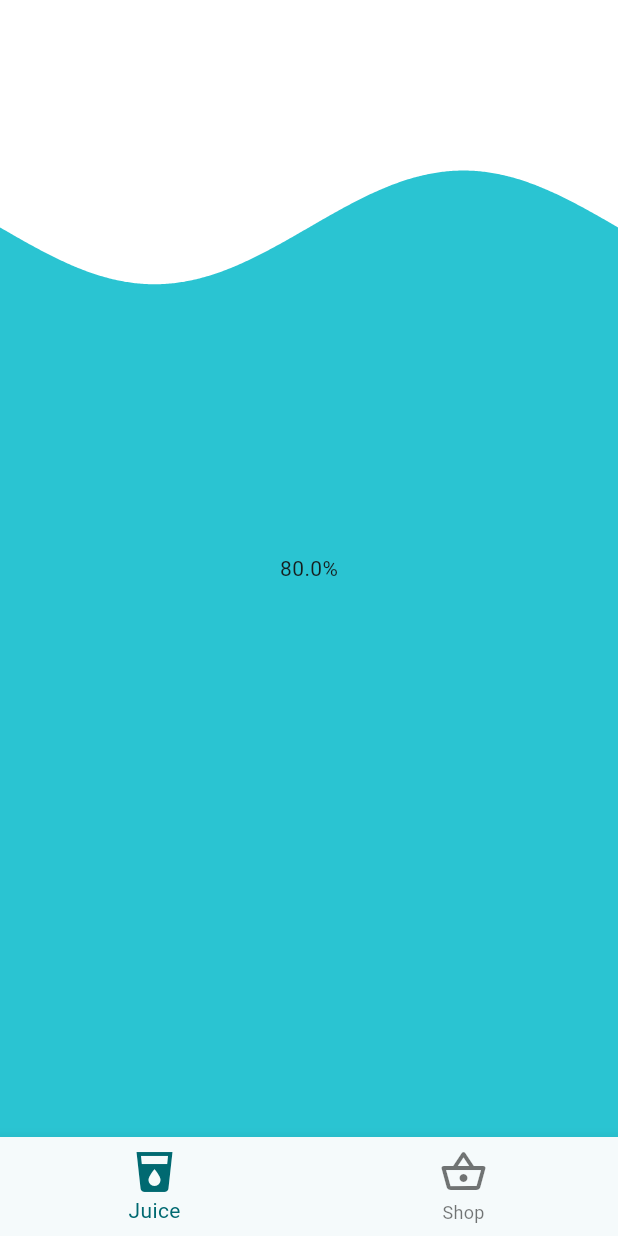
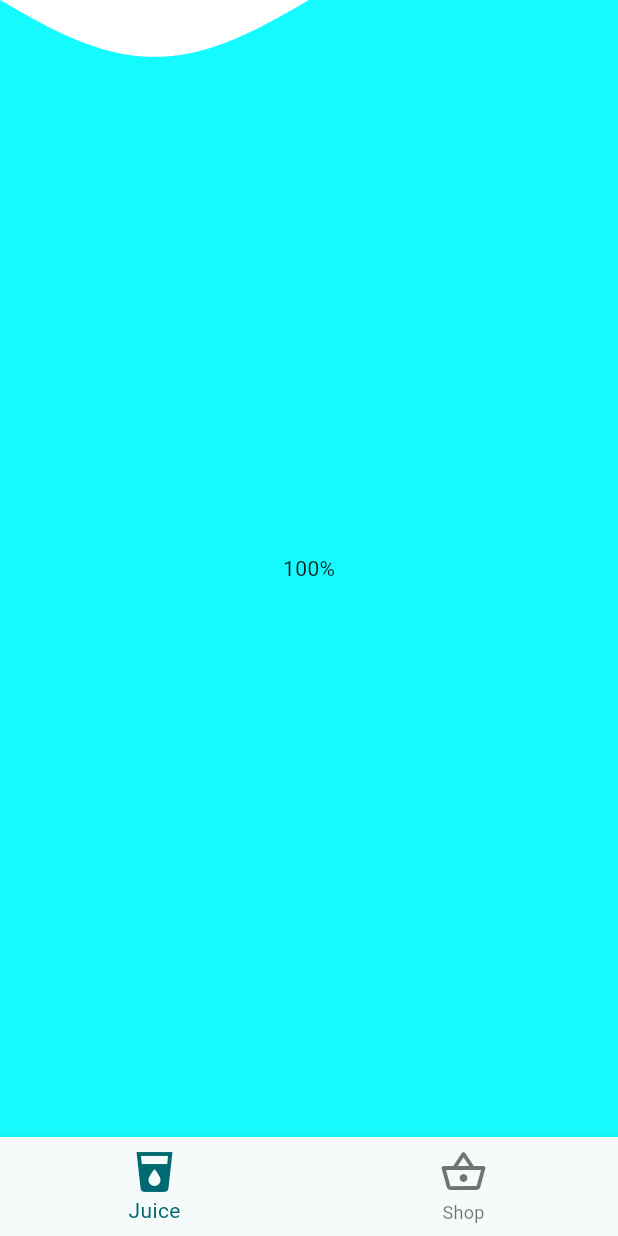
Before and after one commit to Jkwashu/Juice-Drinker, a Flutter app: the screen it shows after launch, on a phone screen of 412 x 824 dp. Run offline on Flutter 3.47's test engine with Material 3 defaults, Android fonts, the phone set to English and light mode, and no system bars; our stand-ins replace liquid_progress_indicator_v2.

Commit message:
Changed Structure
Added Juice object, Juice Widget, and changed Juice Page. currentJuice is stored in main. Juice needs name and color. Juice Page is where the drink height is handled (probably also need to figure out how to rotate the drink too).

```diff
--- a/juice_drinker/lib/main.dart
+++ b/juice_drinker/lib/main.dart
@@ -1,4 +1,5 @@
 import 'package:flutter/material.dart';
+import 'package:juice_drinker/objects/juice.dart';
 import 'package:juice_drinker/pages/juice_page.dart';
 import 'package:juice_drinker/pages/shop_page.dart';
 
@@ -32,10 +33,7 @@ class HomePage extends StatefulWidget {
 class _HomePageState extends State<HomePage> {
   int _selectedIndex = 0;
 
-  static const List<Widget> _pages = <Widget>[
-    JuicePage(),
-    ShopPage(),
-  ];
+  Juice _currentJuice = Juice(color: const Color.fromARGB(255, 20, 251, 255), name: 'Water'); // INITIAL JUICE
 
   void _onItemTapped(int index) {
     setState(() {
@@ -43,10 +41,23 @@ class _HomePageState extends State<HomePage> {
     });
   }
 
+  // Method to update the current juice (use this in ShopPage later)
+  void _updateJuice(Juice newJuice) {
+    setState(() {
+      _currentJuice = newJuice;
+    });
+  }
+
   @override
   Widget build(BuildContext context) {
+    // Pass the current juice to JuicePage and update method to ShopPage
+    final List<Widget> pages = <Widget>[
+      JuicePage(juice: _currentJuice),
+      ShopPage(), // Passing update function
+    ];
+
     return Scaffold(
-      body: _pages[_selectedIndex],
+      body: pages[_selectedIndex],
       bottomNavigationBar: BottomNavigationBar(
         items: const [
           BottomNavigationBarItem(
--- /dev/null
+++ b/juice_drinker/lib/objects/juice.dart
@@ -0,0 +1,9 @@
+import 'package:flutter/material.dart';
+
+class Juice {
+  final Color color;
+  final String name;
+
+
+  Juice({required this.color, required this.name});
+}
--- a/juice_drinker/lib/pages/juice_page.dart
+++ b/juice_drinker/lib/pages/juice_page.dart
@@ -1,27 +1,21 @@
 import 'package:flutter/material.dart';
-import 'package:liquid_progress_indicator_v2/liquid_progress_indicator.dart';
+import 'package:juice_drinker/widgets/juice_widget.dart';
+import 'package:juice_drinker/objects/juice.dart';
 
-class JuicePage extends StatefulWidget {
-  const JuicePage({super.key});
+class JuicePage extends StatelessWidget {
+  final Juice juice;
 
-  @override
-  _JuicePageState createState() => _JuicePageState();
-}
-
-class _JuicePageState extends State<JuicePage> {
-  double _drinkHeight = .8; // DRINK HEIGHT
+  const JuicePage({super.key, required this.juice});
 
   @override
   Widget build(BuildContext context) {
+    double drinkHeight = 1.0;  // NEEDS TO BE BETWEEN 0 AND 1
+
     return Center(
-      child: LiquidLinearProgressIndicator(
-                value: _drinkHeight,
-                valueColor: const AlwaysStoppedAnimation(Color.fromARGB(255, 42, 196, 210)),
-                direction: Axis.vertical,
-                center: Text(
-                  '${(_drinkHeight * 100)}%'
-                ),
-              ),
+      child: JuiceWidget(
+        juice: juice,
+        height: drinkHeight,
+      ),
     );
   }
 }
--- /dev/null
+++ b/juice_drinker/lib/widgets/juice_widget.dart
@@ -0,0 +1,26 @@
+import 'package:flutter/material.dart';
+import 'package:juice_drinker/objects/juice.dart';
+import 'package:liquid_progress_indicator_v2/liquid_progress_indicator.dart';
+
+class JuiceWidget extends StatelessWidget {
+  final Juice juice;
+  final double height;
+
+  const JuiceWidget({
+    super.key,
+    required this.juice,
+    required this.height,
+  });
+
+  @override
+  Widget build(BuildContext context) {
+    return LiquidLinearProgressIndicator(
+      value: height,
+      valueColor: AlwaysStoppedAnimation(juice.color), // Color based on juice
+      direction: Axis.vertical,
+      center: Text(
+        '${(height * 100).toStringAsFixed(0)}%',
+      ),
+    );
+  }
+}
```
